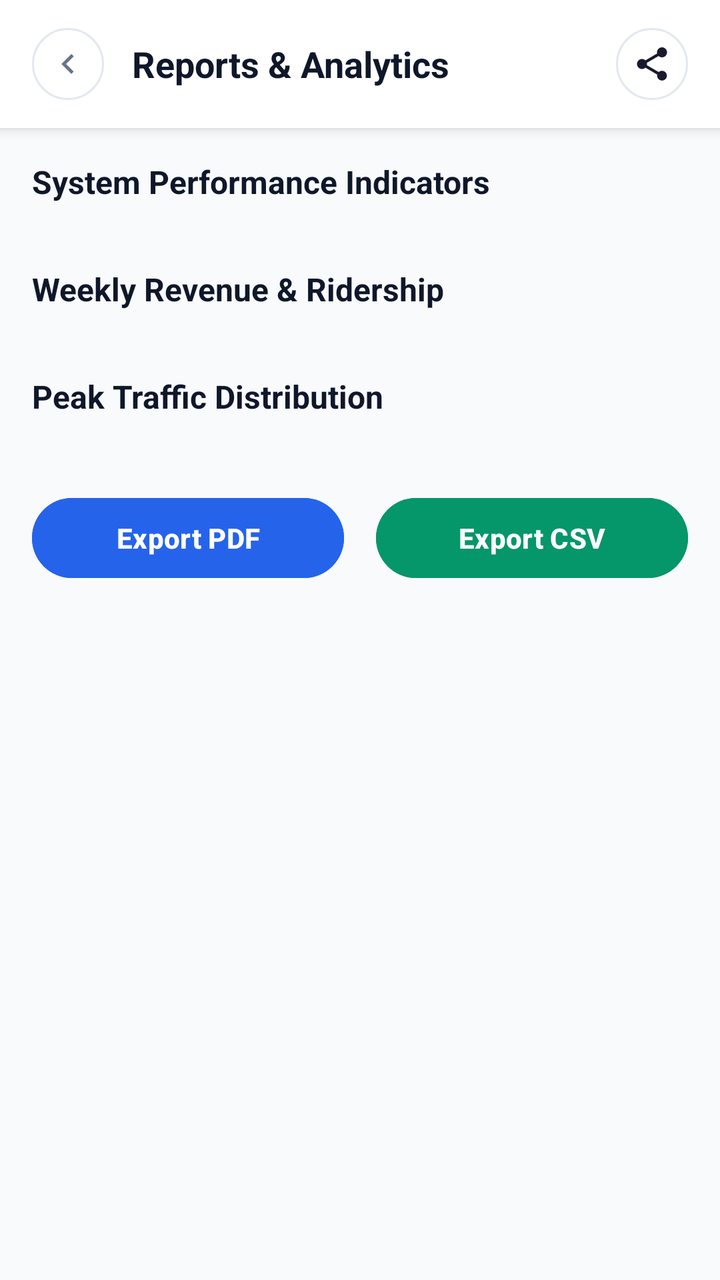
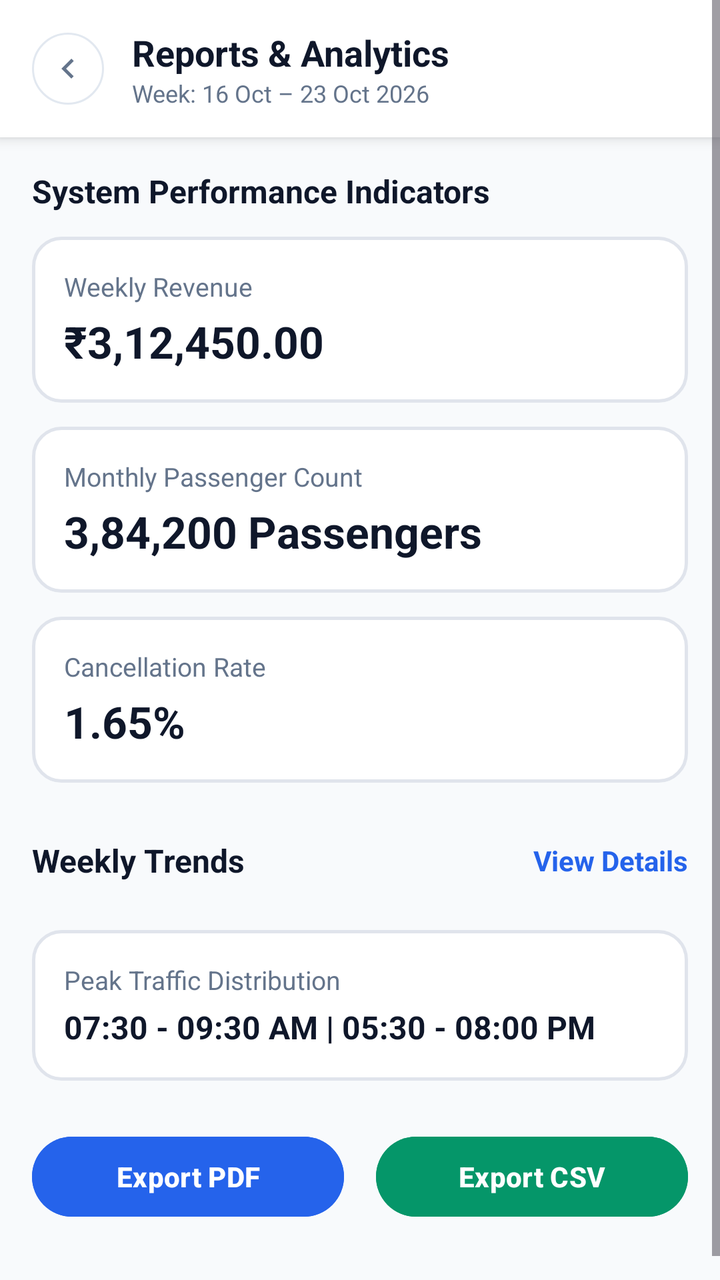

Screens rendered from an Android XML layout before and after an edit, with the pre-edit source and the edit as a unified diff.
<!-- AndroidManifest.xml: application theme Theme.M1 -->
<!-- res/layout/activity_admin_reports.xml -->
<?xml version="1.0" encoding="utf-8"?>
<ScrollView xmlns:android="http://schemas.android.com/apk/res/android"
    xmlns:app="http://schemas.android.com/apk/res-auto"
    android:layout_width="match_parent"
    android:layout_height="match_parent"
    android:background="#F8FAFC">

    <LinearLayout
        android:layout_width="match_parent"
        android:layout_height="wrap_content"
        android:orientation="vertical">

        
        <LinearLayout
            android:layout_width="match_parent"
            android:layout_height="wrap_content"
            android:background="#FFFFFF"
            android:elevation="4dp"
            android:gravity="center_vertical"
            android:orientation="horizontal"
            android:paddingHorizontal="16dp"
            android:paddingVertical="14dp">

            <ImageView
                android:id="@+id/ivBack"
                android:layout_width="36dp"
                android:layout_height="36dp"
                android:background="@drawable/bg_circle_back_btn"
                android:contentDescription="Back"
                android:padding="8dp"
                android:src="@drawable/ic_chevron_left" />

            <TextView
                android:layout_width="0dp"
                android:layout_height="wrap_content"
                android:layout_marginStart="14dp"
                android:layout_weight="1"
                android:text="Reports &amp; Analytics"
                android:textColor="#0F172A"
                android:textSize="18sp"
                android:textStyle="bold" />

            <ImageView
                android:id="@+id/ivShare"
                android:layout_width="36dp"
                android:layout_height="36dp"
                android:background="@drawable/bg_circle_back_btn"
                android:contentDescription="Share Report"
                android:padding="8dp"
                android:src="@drawable/ic_share" />
        </LinearLayout>

        
        <LinearLayout
            android:layout_width="match_parent"
            android:layout_height="wrap_content"
            android:orientation="vertical"
            android:padding="16dp">

            <TextView
                android:layout_width="wrap_content"
                android:layout_height="wrap_content"
                android:layout_marginBottom="12dp"
                android:text="System Performance Indicators"
                android:textColor="#0F172A"
                android:textSize="16sp"
                android:textStyle="bold" />

            <LinearLayout
                android:id="@+id/llKpiGrid"
                android:layout_width="match_parent"
                android:layout_height="wrap_content"
                android:orientation="vertical" />

            <TextView
                android:layout_width="wrap_content"
                android:layout_height="wrap_content"
                android:layout_marginTop="20dp"
                android:layout_marginBottom="12dp"
                android:text="Weekly Revenue &amp; Ridership"
                android:textColor="#0F172A"
                android:textSize="16sp"
                android:textStyle="bold" />

            <LinearLayout
                android:id="@+id/llWeeklyTrends"
                android:layout_width="match_parent"
                android:layout_height="wrap_content"
                android:orientation="vertical" />

            <TextView
                android:layout_width="wrap_content"
                android:layout_height="wrap_content"
                android:layout_marginTop="20dp"
                android:layout_marginBottom="12dp"
                android:text="Peak Traffic Distribution"
                android:textColor="#0F172A"
                android:textSize="16sp"
                android:textStyle="bold" />

            <LinearLayout
                android:id="@+id/llPeakHours"
                android:layout_width="match_parent"
                android:layout_height="wrap_content"
                android:orientation="vertical" />

            
            <LinearLayout
                android:layout_width="match_parent"
                android:layout_height="wrap_content"
                android:layout_marginTop="24dp"
                android:layout_marginBottom="24dp"
                android:orientation="horizontal">

                <Button
                    android:id="@+id/btnExportPdf"
                    android:layout_width="0dp"
                    android:layout_height="48dp"
                    android:layout_marginEnd="8dp"
                    android:layout_weight="1"
                    android:backgroundTint="#2563EB"
                    android:text="Export PDF"
                    android:textColor="#FFFFFF"
                    android:textStyle="bold" />

                <Button
                    android:id="@+id/btnExportCsv"
                    android:layout_width="0dp"
                    android:layout_height="48dp"
                    android:layout_marginStart="8dp"
                    android:layout_weight="1"
                    android:backgroundTint="#059669"
                    android:text="Export CSV"
                    android:textColor="#FFFFFF"
                    android:textStyle="bold" />
            </LinearLayout>

        </LinearLayout>

    </LinearLayout>
</ScrollView>
<!-- resources referenced by this layout -->
<resources>
  <!-- drawable bg_circle_back_btn (drawable) -->
  <?xml version="1.0" encoding="utf-8"?>
  <shape xmlns:android="http://schemas.android.com/apk/res/android"
      android:shape="oval">
      <solid android:color="#FFFFFF" />
      <stroke
          android:width="1dp"
          android:color="#E2E8F0" />
      <size
          android:width="38dp"
          android:height="38dp" />
  </shape>
  <!-- drawable ic_chevron_left (drawable) -->
  <?xml version="1.0" encoding="utf-8"?>
  <vector xmlns:android="http://schemas.android.com/apk/res/android"
      android:width="20dp"
      android:height="20dp"
      android:viewportWidth="24"
      android:viewportHeight="24">
      <path
          android:fillColor="#64748B"
          android:pathData="M15.41,7.41L14,6l-6,6 6,6 1.41,-1.41L10.83,12z"/>
  </vector>
  <!-- drawable ic_share (drawable) -->
  <?xml version="1.0" encoding="utf-8"?>
  <vector xmlns:android="http://schemas.android.com/apk/res/android"
      android:width="24dp"
      android:height="24dp"
      android:viewportWidth="24"
      android:viewportHeight="24">
      <path
          android:fillColor="#1A1A2E"
          android:pathData="M18,16.08c-0.76,0 -1.44,0.3 -1.96,0.77L8.91,12.7c0.05,-0.23 0.09,-0.46 0.09,-0.7s-0.04,-0.47 -0.09,-0.7l7.05,-4.11c0.54,0.5 1.25,0.81 2.04,0.81 1.66,0 3,-1.34 3,-3s-1.34,-3 -3,-3 -3,1.34 -3,3c0,0.24 0.04,0.47 0.09,0.7L8.04,9.81C7.5,9.31 6.79,9 6,9c-1.66,0 -3,1.34 -3,3s1.34,3 3,3c0.79,0 1.5,-0.31 2.04,-0.81l7.12,4.16c-0.05,0.21 -0.08,0.43 -0.08,0.65 0,1.61 1.31,2.92 2.92,2.92 1.61,0 2.92,-1.31 2.92,-2.92s-1.31,-2.92 -2.92,-2.92z"/>
  </vector>
  <style name="Theme.M1" parent="Base.Theme.M1" />
  <style name="Base.Theme.M1" parent="Theme.Material3.DayNight.NoActionBar">
          
          
      </style>
</resources>

<!-- the commit's change to res/layout/activity_admin_reports.xml (unified diff, before → after) -->
@@ -22,7 +22,7 @@
             android:paddingVertical="14dp">
 
             <ImageView
-                android:id="@+id/ivBack"
+                android:id="@+id/btn_reports_back"
                 android:layout_width="36dp"
                 android:layout_height="36dp"
                 android:background="@drawable/bg_circle_back_btn"
@@ -30,24 +30,31 @@
                 android:padding="8dp"
                 android:src="@drawable/ic_chevron_left" />
 
-            <TextView
+            <LinearLayout
                 android:layout_width="0dp"
                 android:layout_height="wrap_content"
+                android:layout_weight="1"
                 android:layout_marginStart="14dp"
-                android:layout_weight="1"
-                android:text="Reports &amp; Analytics"
-                android:textColor="#0F172A"
-                android:textSize="18sp"
-                android:textStyle="bold" />
-
-            <ImageView
-                android:id="@+id/ivShare"
-                android:layout_width="36dp"
-                android:layout_height="36dp"
-                android:background="@drawable/bg_circle_back_btn"
-                android:contentDescription="Share Report"
-                android:padding="8dp"
-                android:src="@drawable/ic_share" />
+                android:orientation="vertical">
+
+                <TextView
+                    android:id="@+id/tv_reports_title"
+                    android:layout_width="wrap_content"
+                    android:layout_height="wrap_content"
+                    android:text="Reports &amp; Analytics"
+                    android:textColor="#0F172A"
+                    android:textSize="18sp"
+                    android:textStyle="bold" />
+
+                <TextView
+                    android:id="@+id/tv_reports_date_range"
+                    android:layout_width="wrap_content"
+                    android:layout_height="wrap_content"
+                    android:text="Week: 16 Oct – 23 Oct 2026"
+                    android:textColor="#64748B"
+                    android:textSize="12sp" />
+            </LinearLayout>
+
         </LinearLayout>
 
         
@@ -66,43 +73,150 @@
                 android:textSize="16sp"
                 android:textStyle="bold" />
 
-            <LinearLayout
-                android:id="@+id/llKpiGrid"
-                android:layout_width="match_parent"
-                android:layout_height="wrap_content"
-                android:orientation="vertical" />
-
-            <TextView
-                android:layout_width="wrap_content"
-                android:layout_height="wrap_content"
-                android:layout_marginTop="20dp"
+            
+            <LinearLayout
+                android:id="@+id/card_weekly_revenue"
+                android:layout_width="match_parent"
+                android:layout_height="wrap_content"
                 android:layout_marginBottom="12dp"
-                android:text="Weekly Revenue &amp; Ridership"
-                android:textColor="#0F172A"
-                android:textSize="16sp"
-                android:textStyle="bold" />
-
-            <LinearLayout
-                android:id="@+id/llWeeklyTrends"
-                android:layout_width="match_parent"
-                android:layout_height="wrap_content"
-                android:orientation="vertical" />
-
-            <TextView
-                android:layout_width="wrap_content"
-                android:layout_height="wrap_content"
-                android:layout_marginTop="20dp"
+                android:background="@drawable/bg_btn_outline"
+                android:clickable="true"
+                android:focusable="true"
+                android:orientation="vertical"
+                android:padding="16dp">
+
+                <TextView
+                    android:layout_width="wrap_content"
+                    android:layout_height="wrap_content"
+                    android:text="Weekly Revenue"
+                    android:textColor="#64748B"
+                    android:textSize="13sp" />
+
+                <TextView
+                    android:layout_width="wrap_content"
+                    android:layout_height="wrap_content"
+                    android:layout_marginTop="4dp"
+                    android:text="₹3,12,450.00"
+                    android:textColor="#0F172A"
+                    android:textSize="22sp"
+                    android:textStyle="bold" />
+            </LinearLayout>
+
+            
+            <LinearLayout
+                android:id="@+id/card_monthly_passengers"
+                android:layout_width="match_parent"
+                android:layout_height="wrap_content"
                 android:layout_marginBottom="12dp"
-                android:text="Peak Traffic Distribution"
-                android:textColor="#0F172A"
-                android:textSize="16sp"
-                android:textStyle="bold" />
-
-            <LinearLayout
-                android:id="@+id/llPeakHours"
-                android:layout_width="match_parent"
-                android:layout_height="wrap_content"
-                android:orientation="vertical" />
+                android:background="@drawable/bg_btn_outline"
+                android:clickable="true"
+                android:focusable="true"
+                android:orientation="vertical"
+                android:padding="16dp">
+
+                <TextView
+                    android:layout_width="wrap_content"
+                    android:layout_height="wrap_content"
+                    android:text="Monthly Passenger Count"
+                    android:textColor="#64748B"
+                    android:textSize="13sp" />
+
+                <TextView
+                    android:layout_width="wrap_content"
+                    android:layout_height="wrap_content"
+                    android:layout_marginTop="4dp"
+                    android:text="3,84,200 Passengers"
+                    android:textColor="#0F172A"
+                    android:textSize="22sp"
+                    android:textStyle="bold" />
+            </LinearLayout>
+
+            
+            <LinearLayout
+                android:id="@+id/card_cancellation_rate"
+                android:layout_width="match_parent"
+                android:layout_height="wrap_content"
+                android:layout_marginBottom="16dp"
+                android:background="@drawable/bg_btn_outline"
+                android:clickable="true"
+                android:focusable="true"
+                android:orientation="vertical"
+                android:padding="16dp">
+
+                <TextView
+                    android:layout_width="wrap_content"
+                    android:layout_height="wrap_content"
+                    android:text="Cancellation Rate"
+                    android:textColor="#64748B"
+                    android:textSize="13sp" />
+
+                <TextView
+                    android:layout_width="wrap_content"
+                    android:layout_height="wrap_content"
+                    android:layout_marginTop="4dp"
+                    android:text="1.65%"
+                    android:textColor="#0F172A"
+                    android:textSize="22sp"
+                    android:textStyle="bold" />
+            </LinearLayout>
+
+            <LinearLayout
+                android:layout_width="match_parent"
+                android:layout_height="wrap_content"
+                android:gravity="center_vertical"
+                android:orientation="horizontal"
+                android:layout_marginTop="12dp"
+                android:layout_marginBottom="12dp">
+
+                <TextView
+                    android:layout_width="0dp"
+                    android:layout_height="wrap_content"
+                    android:layout_weight="1"
+                    android:text="Weekly Trends"
+                    android:textColor="#0F172A"
+                    android:textSize="16sp"
+                    android:textStyle="bold" />
+
+                <TextView
+                    android:id="@+id/tv_view_trend"
+                    android:layout_width="wrap_content"
+                    android:layout_height="wrap_content"
+                    android:text="View Details"
+                    android:textColor="#2563EB"
+                    android:textSize="14sp"
+                    android:textStyle="bold"
+                    android:clickable="true"
+                    android:focusable="true" />
+            </LinearLayout>
+
+            
+            <LinearLayout
+                android:id="@+id/card_peak_hours"
+                android:layout_width="match_parent"
+                android:layout_height="wrap_content"
+                android:layout_marginTop="12dp"
+                android:background="@drawable/bg_btn_outline"
+                android:clickable="true"
+                android:focusable="true"
+                android:orientation="vertical"
+                android:padding="16dp">
+
+                <TextView
+                    android:layout_width="wrap_content"
+                    android:layout_height="wrap_content"
+                    android:text="Peak Traffic Distribution"
+                    android:textColor="#64748B"
+                    android:textSize="13sp" />
+
+                <TextView
+                    android:layout_width="wrap_content"
+                    android:layout_height="wrap_content"
+                    android:layout_marginTop="4dp"
+                    android:text="07:30 - 09:30 AM | 05:30 - 08:00 PM"
+                    android:textColor="#0F172A"
+                    android:textSize="16sp"
+                    android:textStyle="bold" />
+            </LinearLayout>
 
             
             <LinearLayout
@@ -113,7 +227,7 @@
                 android:orientation="horizontal">
 
                 <Button
-                    android:id="@+id/btnExportPdf"
+                    android:id="@+id/btn_export_pdf"
                     android:layout_width="0dp"
                     android:layout_height="48dp"
                     android:layout_marginEnd="8dp"
@@ -124,7 +238,7 @@
                     android:textStyle="bold" />
 
                 <Button
-                    android:id="@+id/btnExportCsv"
+                    android:id="@+id/btn_export_csv"
                     android:layout_width="0dp"
                     android:layout_height="48dp"
                     android:layout_marginStart="8dp"
<!-- resource entries referenced after the edit -->
@@ -1,5 +1,13 @@
 <!-- resources referenced by this layout -->
 <resources>
+  <!-- drawable bg_btn_outline (drawable) -->
+  <?xml version="1.0" encoding="utf-8"?>
+  <shape xmlns:android="http://schemas.android.com/apk/res/android"
+      android:shape="rectangle">
+      <solid android:color="#FFFFFF" />
+      <stroke android:width="1.5dp" android:color="#E0E4EC" />
+      <corners android:radius="14dp" />
+  </shape>
   <!-- drawable bg_circle_back_btn (drawable) -->
   <?xml version="1.0" encoding="utf-8"?>
   <shape xmlns:android="http://schemas.android.com/apk/res/android"
@@ -23,17 +31,6 @@
           android:fillColor="#64748B"
           android:pathData="M15.41,7.41L14,6l-6,6 6,6 1.41,-1.41L10.83,12z"/>
   </vector>
-  <!-- drawable ic_share (drawable) -->
-  <?xml version="1.0" encoding="utf-8"?>
-  <vector xmlns:android="http://schemas.android.com/apk/res/android"
-      android:width="24dp"
-      android:height="24dp"
-      android:viewportWidth="24"
-      android:viewportHeight="24">
-      <path
-          android:fillColor="#1A1A2E"
-          android:pathData="M18,16.08c-0.76,0 -1.44,0.3 -1.96,0.77L8.91,12.7c0.05,-0.23 0.09,-0.46 0.09,-0.7s-0.04,-0.47 -0.09,-0.7l7.05,-4.11c0.54,0.5 1.25,0.81 2.04,0.81 1.66,0 3,-1.34 3,-3s-1.34,-3 -3,-3 -3,1.34 -3,3c0,0.24 0.04,0.47 0.09,0.7L8.04,9.81C7.5,9.31 6.79,9 6,9c-1.66,0 -3,1.34 -3,3s1.34,3 3,3c0.79,0 1.5,-0.31 2.04,-0.81l7.12,4.16c-0.05,0.21 -0.08,0.43 -0.08,0.65 0,1.61 1.31,2.92 2.92,2.92 1.61,0 2.92,-1.31 2.92,-2.92s-1.31,-2.92 -2.92,-2.92z"/>
-  </vector>
   <style name="Theme.M1" parent="Base.Theme.M1" />
   <style name="Base.Theme.M1" parent="Theme.Material3.DayNight.NoActionBar">
           
